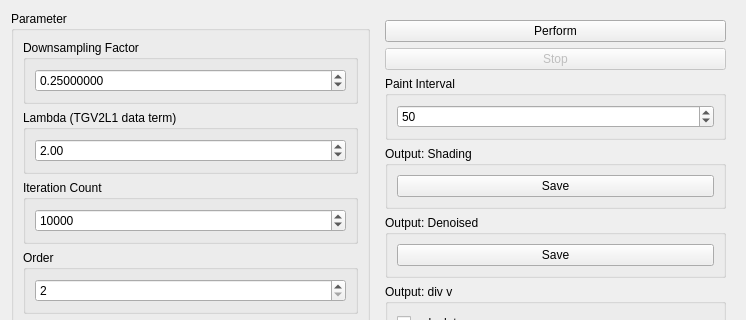
The window that source/modules/tgvk_deshade_downsampled/TGVKDeshadeDownsampledWidget.ui (josefkoller/ambient_image_processor) describes before a commit, drawn with Qt 5; both pictures show x 0 to 746 and y 0 to 320 of the 746 by 738 pixel window.
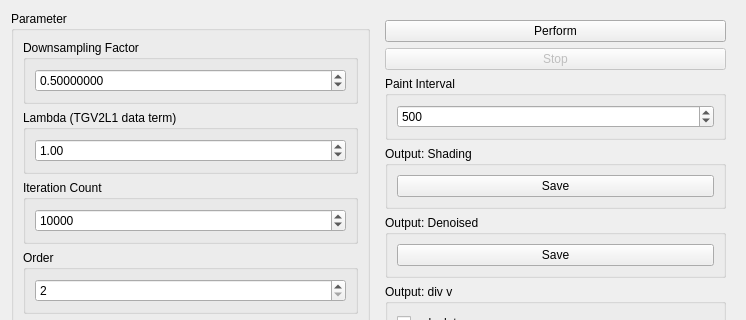
The same window after the commit.

Patch:
```diff
--- a/source/modules/tgvk_deshade_downsampled/TGVKDeshadeDownsampledWidget.ui
+++ b/source/modules/tgvk_deshade_downsampled/TGVKDeshadeDownsampledWidget.ui
@@ -38,7 +38,7 @@
             <number>8</number>
            </property>
            <property name="value">
-            <double>0.250000000000000</double>
+            <double>0.500000000000000</double>
            </property>
           </widget>
          </item>
@@ -60,7 +60,7 @@
             <double>0.100000000000000</double>
            </property>
            <property name="value">
-            <double>2.000000000000000</double>
+            <double>1.000000000000000</double>
            </property>
           </widget>
          </item>
@@ -266,7 +266,7 @@
             <number>999999999</number>
            </property>
            <property name="value">
-            <number>50</number>
+            <number>500</number>
            </property>
           </widget>
          </item>
```
